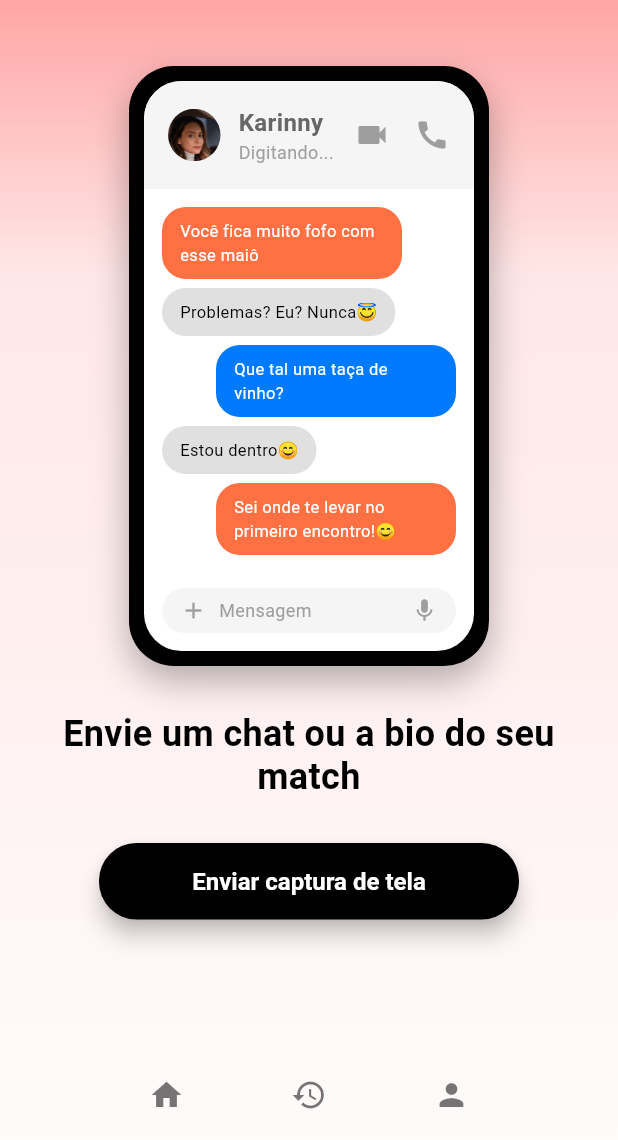
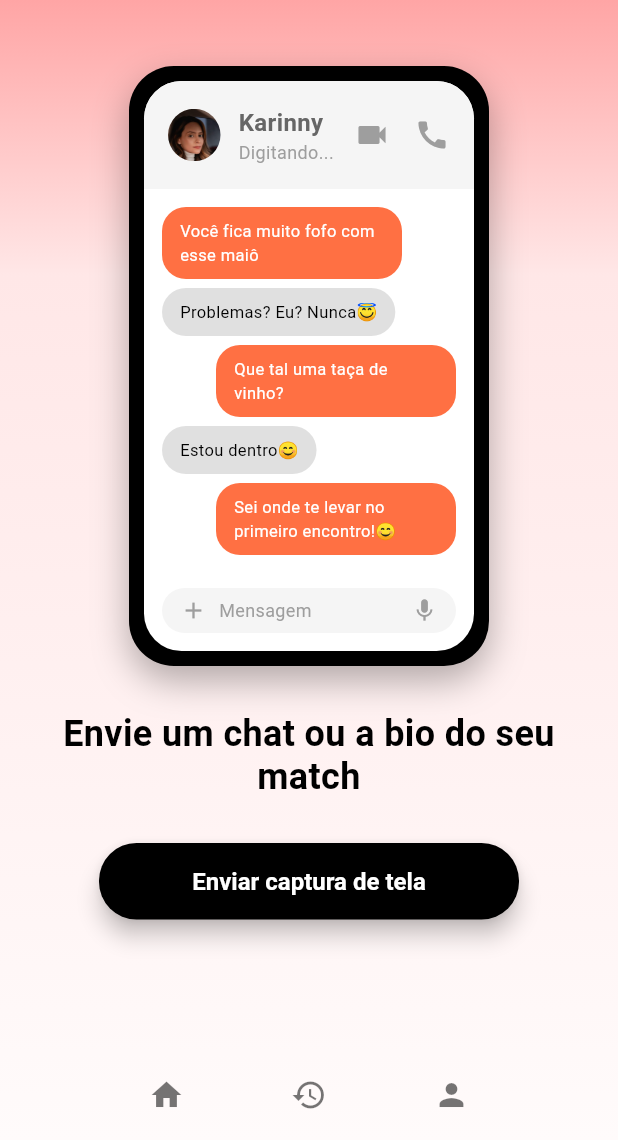
Before and after one commit to vanzer80/flert-ai, a Flutter app: the screen it shows after launch, on a phone screen of 412 x 824 dp, the part 96-1236 px from its top. Run offline on Flutter 3.47's test engine with Material 3 defaults, Android fonts, the phone set to English and light mode, and no system bars; our stand-ins replace image_picker, shared_preferences, supabase_flutter; accounts and stored records are empty; Roboto replaces fonts that are missing (Nunito).

Commit message:
style: Substituir cor azul por laranja nas mensagens da tela inicial

```diff
--- a/lib/apresentacao/paginas/home_screen.dart
+++ b/lib/apresentacao/paginas/home_screen.dart
@@ -263,7 +263,7 @@ class HomeScreen extends StatelessWidget {
                           _buildMessage(
                             'Que tal uma taça de vinho?',
                             isMe: true,
-                            color: const Color(0xFF007AFF),
+                            color: AppColors.accentColor,
                           ),
 
                           const SizedBox(height: 6),
```
